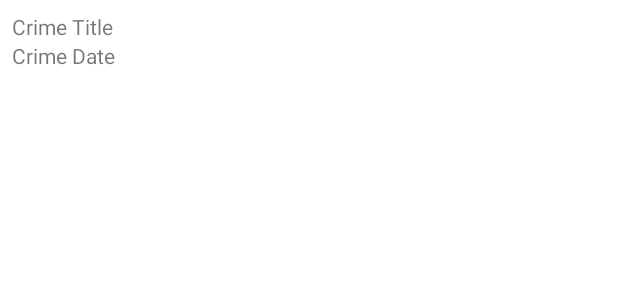
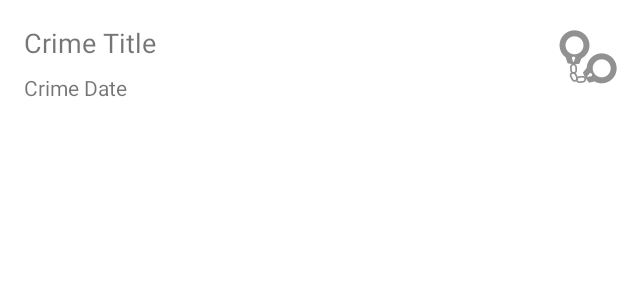
Before and after one commit to olegdoncovg/AndroidProfPractice, an Android app: the layout list_item_crime.xml on its own in the app's theme, with its tools: preview values and no code run, on a phone screen of 412 x 824 dp. Shown: the top 300 px of the screen. Run offline under Robolectric (Android 15) with nearby library versions, the phone set to English and light mode, and no system bars.

Commit message:
Done day 10

```diff
--- a/CriminalIntent/app/src/main/java/com/bignerdranch/android/criminalintent/CrimeListFragment.kt
+++ b/CriminalIntent/app/src/main/java/com/bignerdranch/android/criminalintent/CrimeListFragment.kt
@@ -5,14 +5,17 @@ import android.util.Log
 import android.view.LayoutInflater
 import android.view.View
 import android.view.ViewGroup
+import android.widget.ImageView
 import android.widget.TextView
 import android.widget.Toast
 import androidx.fragment.app.Fragment
 import androidx.lifecycle.ViewModelProviders
 import androidx.recyclerview.widget.LinearLayoutManager
 import androidx.recyclerview.widget.RecyclerView
+import java.text.SimpleDateFormat
 
 private const val TAG = "CrimeListFragment"
+private var DATE_FORMAT = SimpleDateFormat("EEE yyyy-MM-DD")
 class CrimeListFragment : Fragment() {
     private lateinit var crimeRecyclerView: RecyclerView
     private var adapter: CrimeAdapter? = null
@@ -47,11 +50,11 @@ class CrimeListFragment : Fragment() {
 
     private inner class CrimeHolder(view: View)
         : RecyclerView.ViewHolder(view), View.OnClickListener {
-
         private lateinit var crime: Crime
 
         private val titleTextView: TextView = itemView.findViewById(R.id.crime_title)
         private val dateTextView: TextView = itemView.findViewById(R.id.crime_date)
+        private val solvedImageView: ImageView = itemView.findViewById(R.id.crime_solved)
 
         init {
             itemView.setOnClickListener(this)
@@ -60,7 +63,12 @@ class CrimeListFragment : Fragment() {
         fun bind(crime: Crime) {
             this.crime = crime
             titleTextView.text = this.crime.title
-            dateTextView.text = this.crime.date.toString()
+            dateTextView.text = DATE_FORMAT.format(this.crime.date)
+            solvedImageView.visibility = if (crime.isSolved) {
+                View.VISIBLE
+            } else {
+                View.GONE
+            }
         }
 
         override fun onClick(v: View) {
--- a/CriminalIntent/app/src/main/res/layout/list_item_crime.xml
+++ b/CriminalIntent/app/src/main/res/layout/list_item_crime.xml
@@ -1,19 +1,44 @@
 <?xml version="1.0" encoding="utf-8"?>
-<LinearLayout xmlns:android="http://schemas.android.com/apk/res/android"
+<androidx.constraintlayout.widget.ConstraintLayout xmlns:android="http://schemas.android.com/apk/res/android"
+    xmlns:app="http://schemas.android.com/apk/res-auto"
+    xmlns:tools="http://schemas.android.com/tools"
+    android:id="@+id/linearLayout"
     android:layout_width="match_parent"
-    android:layout_height="wrap_content"
-    android:orientation="vertical"
-    android:padding="8dp">
+    android:layout_height="wrap_content">
 
     <TextView
         android:id="@+id/crime_title"
-        android:layout_width="match_parent"
+        android:layout_width="0dp"
         android:layout_height="wrap_content"
-        android:text="Crime Title" />
+        android:layout_marginStart="16dp"
+        android:layout_marginTop="16dp"
+        android:layout_marginEnd="8dp"
+        android:text="Crime Title"
+        android:textSize="18sp"
+        app:layout_constraintEnd_toStartOf="@+id/crime_solved"
+        app:layout_constraintStart_toStartOf="parent"
+        app:layout_constraintTop_toTopOf="parent" />
 
     <TextView
         android:id="@+id/crime_date"
-        android:layout_width="match_parent"
+        android:layout_width="0dp"
         android:layout_height="wrap_content"
-        android:text="Crime Date" />
-</LinearLayout>
+        android:layout_marginStart="16dp"
+        android:layout_marginTop="8dp"
+        android:layout_marginEnd="8dp"
+        android:layout_marginBottom="8dp"
+        android:text="Crime Date"
+        app:layout_constraintBottom_toBottomOf="parent"
+        app:layout_constraintEnd_toStartOf="@+id/crime_solved"
+        app:layout_constraintStart_toStartOf="parent"
+        app:layout_constraintTop_toBottomOf="@+id/crime_title" />
+
+    <ImageView
+        android:id="@+id/crime_solved"
+        android:layout_width="wrap_content"
+        android:layout_height="wrap_content"
+        app:layout_constraintBottom_toBottomOf="parent"
+        app:layout_constraintEnd_toEndOf="parent"
+        app:layout_constraintTop_toTopOf="parent"
+        app:srcCompat="@drawable/ic_solved" />
+</androidx.constraintlayout.widget.ConstraintLayout>
```
Also changed, not shown: CriminalIntent/app/src/main/res/drawable-hdpi/ic_solved.png (added), CriminalIntent/app/src/main/res/drawable-mdpi/ic_solved.png (added), CriminalIntent/app/src/main/res/drawable-xhdpi/ic_solved.png (added), CriminalIntent/app/src/main/res/drawable-xxhdpi/ic_solved.png (added), CriminalIntent/app/src/main/res/drawable-xxxhdpi/ic_solved.png (added).
